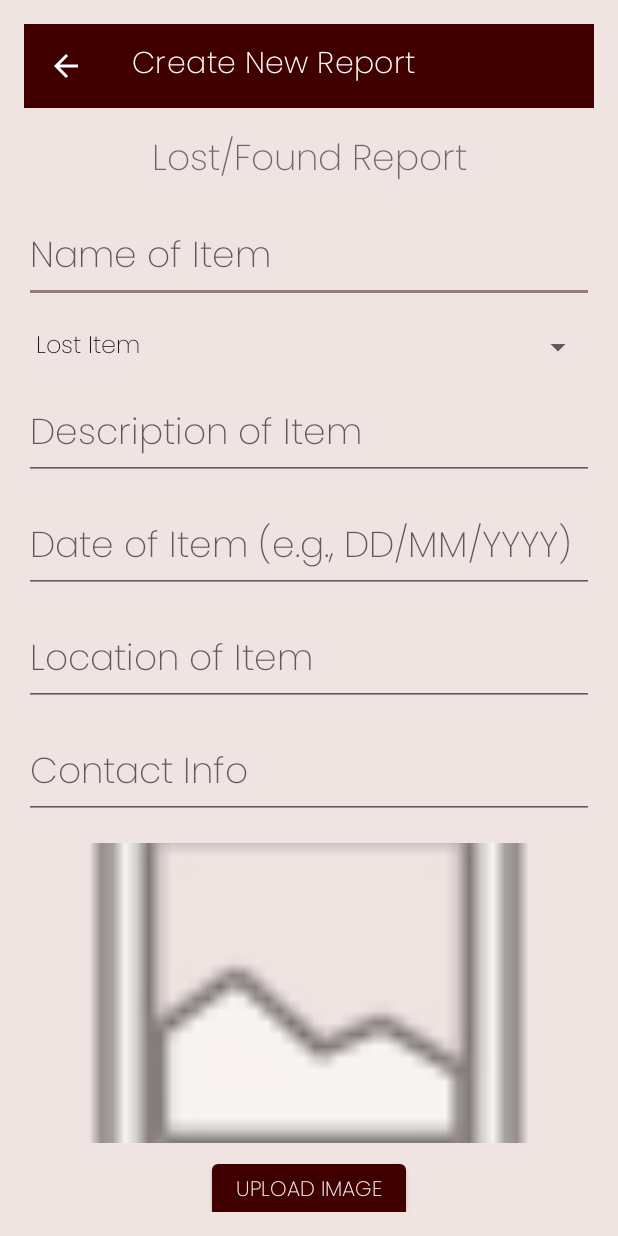
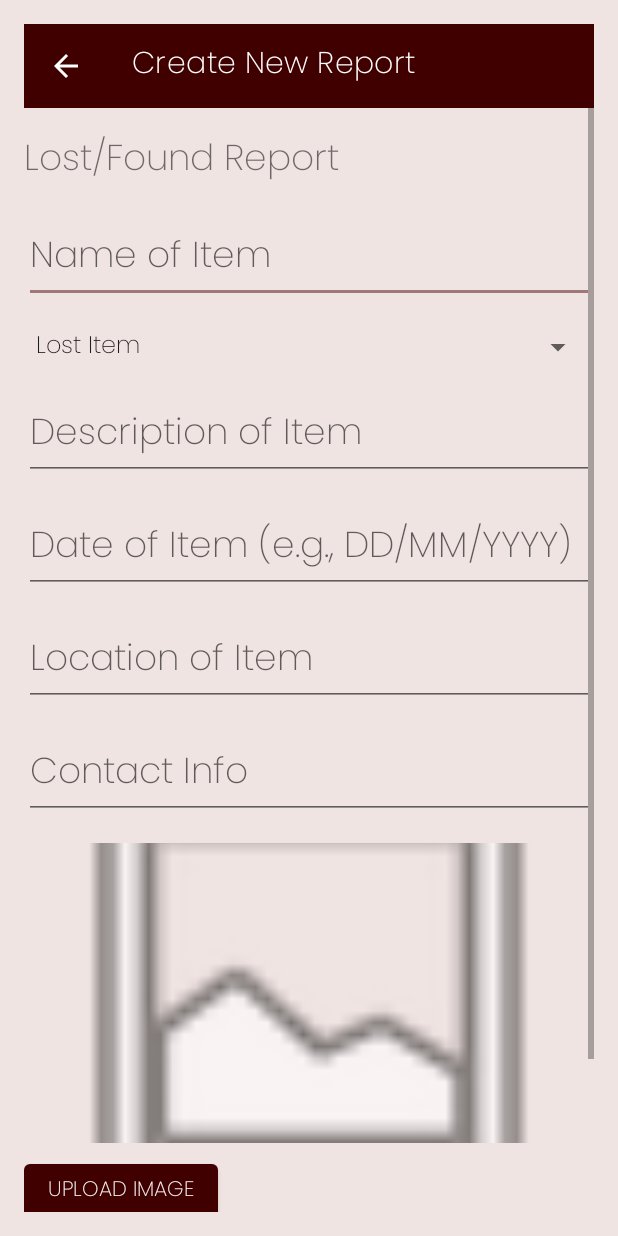
Before and after one commit to srihari-naidu-17/reunite-app, an Android app: the ReportActivity screen opened directly, with no data from a screen before it, on a phone screen of 412 x 824 dp. Run offline under Robolectric (Android 15) with nearby library versions, the phone set to English and light mode, and no system bars; our stand-ins replace Room's generated code.

Commit message:
fixed duplicate add button and create report view

```diff
--- a/app/src/main/java/com/example/reuniteapp/MainActivity.kt
+++ b/app/src/main/java/com/example/reuniteapp/MainActivity.kt
@@ -14,6 +14,7 @@ import android.content.SharedPreferences
 import android.util.Log
 import androidx.preference.PreferenceManager
 import com.example.reuniteapp.ui.report.ReportActivity
+import com.google.android.material.floatingactionbutton.FloatingActionButton
 
 class MainActivity : AppCompatActivity() {
 
@@ -59,5 +60,11 @@ class MainActivity : AppCompatActivity() {
         )
         setupActionBarWithNavController(navController, appBarConfiguration)
         navView.setupWithNavController(navController)
+
+        val addReportButton: FloatingActionButton = findViewById(R.id.addReportButton)
+        addReportButton.setOnClickListener {
+            val intent = Intent(this, ReportActivity::class.java)
+            startActivity(intent)
+        }
     }
 }
--- a/app/src/main/java/com/example/reuniteapp/ui/home/HomeFragment.kt
+++ b/app/src/main/java/com/example/reuniteapp/ui/home/HomeFragment.kt
@@ -5,7 +5,6 @@ import android.os.Bundle
 import android.view.LayoutInflater
 import android.view.View
 import android.view.ViewGroup
-import android.widget.Toast
 import androidx.appcompat.widget.SearchView
 import androidx.fragment.app.Fragment
 import androidx.fragment.app.viewModels
@@ -13,14 +12,11 @@ import androidx.lifecycle.Observer
 import androidx.recyclerview.widget.LinearLayoutManager
 import androidx.recyclerview.widget.RecyclerView
 import com.example.reuniteapp.R
-import com.example.reuniteapp.ui.report.ReportActivity
 import com.example.reuniteapp.ui.ItemsAdapter
-import com.google.android.material.floatingactionbutton.FloatingActionButton
 
 class HomeFragment : Fragment() {
 
     private lateinit var searchView: SearchView
-    private lateinit var addReportButton: FloatingActionButton
     private lateinit var recyclerViewItems: RecyclerView
 
     private val itemsViewModel: ItemsViewModel by viewModels()
@@ -35,9 +31,6 @@ class HomeFragment : Fragment() {
 
         // Initialize search view
         searchView = view.findViewById(R.id.searchView)
-
-        // Initialize add report button
-        addReportButton = view.findViewById(R.id.addReportButton)
 
         // Set up search view listeners
         searchView.setOnQueryTextListener(object : SearchView.OnQueryTextListener {
@@ -63,12 +56,6 @@ class HomeFragment : Fragment() {
             }
         })
 
-        // Set up add report button listener
-        addReportButton.setOnClickListener {
-            val intent = Intent(activity, ReportActivity::class.java)
-            startActivity(intent)
-        }
-
         return view
     }
 
--- a/app/src/main/res/layout/activity_main.xml
+++ b/app/src/main/res/layout/activity_main.xml
@@ -32,7 +32,7 @@
         app:navGraph="@navigation/mobile_navigation" />
 
     <com.google.android.material.floatingactionbutton.FloatingActionButton
-        android:id="@+id/addLostItemButton"
+        android:id="@+id/addReportButton"
         android:layout_width="wrap_content"
         android:layout_height="wrap_content"
         android:layout_margin="16dp"
--- a/app/src/main/res/layout/activity_report.xml
+++ b/app/src/main/res/layout/activity_report.xml
@@ -16,6 +16,19 @@
         app:layout_constraintStart_toStartOf="parent"
         app:layout_constraintEnd_toEndOf="parent" />
 
+    <ScrollView
+        android:layout_width="match_parent"
+        android:layout_height="0dp"
+        app:layout_constraintTop_toBottomOf="@id/toolbar"
+        app:layout_constraintStart_toStartOf="parent"
+        app:layout_constraintEnd_toEndOf="parent"
+        app:layout_constraintBottom_toBottomOf="parent">
+
+        <LinearLayout
+            android:layout_width="match_parent"
+            android:layout_height="wrap_content"
+            android:orientation="vertical">
+
             <TextView
                 android:id="@+id/lostFoundReportTextView"
                 android:layout_width="wrap_content"
@@ -23,106 +36,79 @@
                 android:text="Lost/Found Report"
                 android:textSize="24sp"
                 android:textStyle="bold"
-        app:layout_constraintTop_toBottomOf="@id/toolbar"
-        app:layout_constraintStart_toStartOf="parent"
-        app:layout_constraintEnd_toEndOf="parent"
                 android:layout_marginTop="16dp" />
 
             <EditText
                 android:id="@+id/nameOfItem"
-        android:layout_width="0dp"
+                android:layout_width="match_parent"
                 android:layout_height="wrap_content"
                 android:layout_marginTop="16dp"
                 android:ems="10"
                 android:hint="Name of Item"
                 android:inputType="text"
-        android:textSize="24sp"
-        app:layout_constraintStart_toStartOf="parent"
-        app:layout_constraintEnd_toEndOf="parent"
-        app:layout_constraintTop_toBottomOf="@id/lostFoundReportTextView" />
+                android:textSize="24sp" />
 
             <Spinner
                 android:id="@+id/itemStatusSpinner"
-        android:layout_width="0dp"
+                android:layout_width="match_parent"
                 android:layout_height="wrap_content"
-        android:layout_marginTop="16dp"
-        app:layout_constraintTop_toBottomOf="@id/nameOfItem"
-        app:layout_constraintStart_toStartOf="parent"
-        app:layout_constraintEnd_toEndOf="parent" />
+                android:layout_marginTop="16dp" />
 
             <EditText
                 android:id="@+id/descOfItem"
-        android:layout_width="0dp"
+                android:layout_width="match_parent"
                 android:layout_height="wrap_content"
                 android:layout_marginTop="16dp"
                 android:ems="10"
                 android:hint="Description of Item"
                 android:inputType="text"
-        android:textSize="24sp"
-        app:layout_constraintStart_toStartOf="parent"
-        app:layout_constraintEnd_toEndOf="parent"
-        app:layout_constraintTop_toBottomOf="@id/itemStatusSpinner" />
+                android:textSize="24sp" />
 
             <EditText
                 android:id="@+id/dateOfItem"
-        android:layout_width="0dp"
+                android:layout_width="match_parent"
                 android:layout_height="wrap_content"
                 android:layout_marginTop="16dp"
                 android:ems="10"
                 android:hint="Date of Item (e.g., DD/MM/YYYY)"
                 android:inputType="date"
-        android:textSize="24sp"
-        app:layout_constraintStart_toStartOf="parent"
-        app:layout_constraintEnd_toEndOf="parent"
-        app:layout_constraintTop_toBottomOf="@id/descOfItem" />
+                android:textSize="24sp" />
 
             <EditText
                 android:id="@+id/locationOfItem"
-        android:layout_width="0dp"
+                android:layout_width="match_parent"
                 android:layout_height="wrap_content"
                 android:layout_marginTop="16dp"
                 android:ems="10"
                 android:hint="Location of Item"
                 android:inputType="text"
-        android:textSize="24sp"
-        app:layout_constraintStart_toStartOf="parent"
-        app:layout_constraintEnd_toEndOf="parent"
-        app:layout_constraintTop_toBottomOf="@id/dateOfItem" />
+                android:textSize="24sp" />
 
             <EditText
                 android:id="@+id/contactInfo"
-        android:layout_width="0dp"
+                android:layout_width="match_parent"
                 android:layout_height="wrap_content"
                 android:layout_marginTop="16dp"
                 android:ems="10"
                 android:hint="Contact Info"
                 android:inputType="text"
-        android:textSize="24sp"
-        app:layout_constraintStart_toStartOf="parent"
-        app:layout_constraintEnd_toEndOf="parent"
-        app:layout_constraintTop_toBottomOf="@id/locationOfItem" />
+                android:textSize="24sp" />
 
             <ImageView
                 android:id="@+id/imageViewItem"
-        android:layout_width="0dp"
+                android:layout_width="match_parent"
                 android:layout_height="200dp"
                 android:layout_marginTop="16dp"
                 android:contentDescription="Item Image"
                 android:scaleType="centerCrop"
-        android:src="@android:drawable/ic_menu_gallery"
-        app:layout_constraintTop_toBottomOf="@id/contactInfo"
-        app:layout_constraintStart_toStartOf="parent"
-        app:layout_constraintEnd_toEndOf="parent" />
+                android:src="@android:drawable/ic_menu_gallery" />
 
             <Button
                 android:id="@+id/buttonUploadImage"
                 android:layout_width="wrap_content"
                 android:layout_height="wrap_content"
                 android:layout_marginTop="8dp"
-        android:text="Upload Image"
-        app:layout_constraintTop_toBottomOf="@id/imageViewItem"
-        app:layout_constraintStart_toStartOf="parent"
-        app:layout_constraintEnd_toEndOf="parent" />
+                android:text="Upload Image" />
 
             <Button
                 android:id="@+id/doneButton"
@@ -130,9 +116,8 @@
                 android:layout_height="wrap_content"
                 android:text="DONE"
                 android:textSize="24sp"
-        app:layout_constraintTop_toBottomOf="@id/buttonUploadImage"
-        app:layout_constraintStart_toStartOf="parent"
-        app:layout_constraintEnd_toEndOf="parent"
                 android:layout_marginTop="50dp" />
 
+        </LinearLayout>
+    </ScrollView>
 </androidx.constraintlayout.widget.ConstraintLayout>
--- a/app/src/main/res/layout/fragment_home.xml
+++ b/app/src/main/res/layout/fragment_home.xml
@@ -27,14 +27,4 @@
         android:clipToPadding="false"
         android:scrollbars="vertical"/>
 
-    <com.google.android.material.floatingactionbutton.FloatingActionButton
-        android:id="@+id/addReportButton"
-        android:layout_width="wrap_content"
-        android:layout_height="wrap_content"
-        android:layout_gravity="end|bottom"
-        android:layout_margin="16dp"
-        android:clickable="true"
-        app:srcCompat="@drawable/add"
-        app:tint="@android:color/white" />
-
 </LinearLayout>
```
Lines whose indentation alone changed are shown as unchanged.
